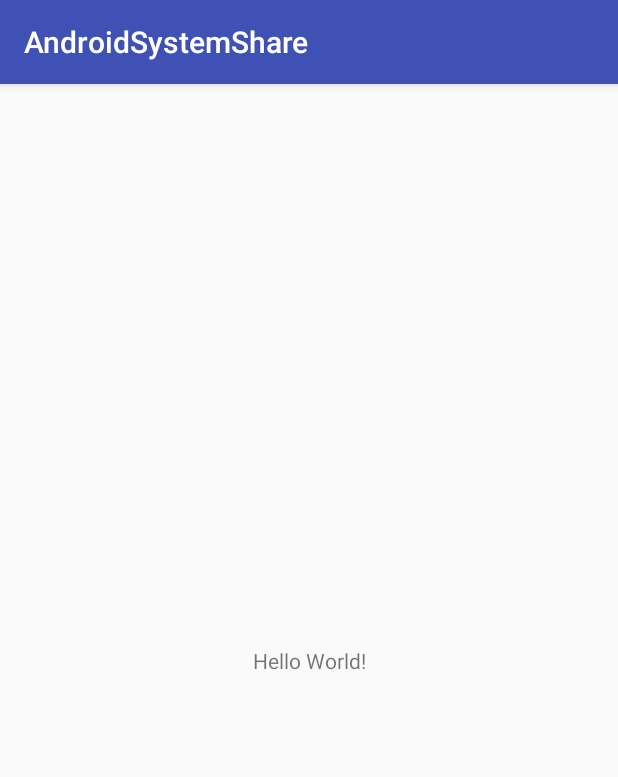
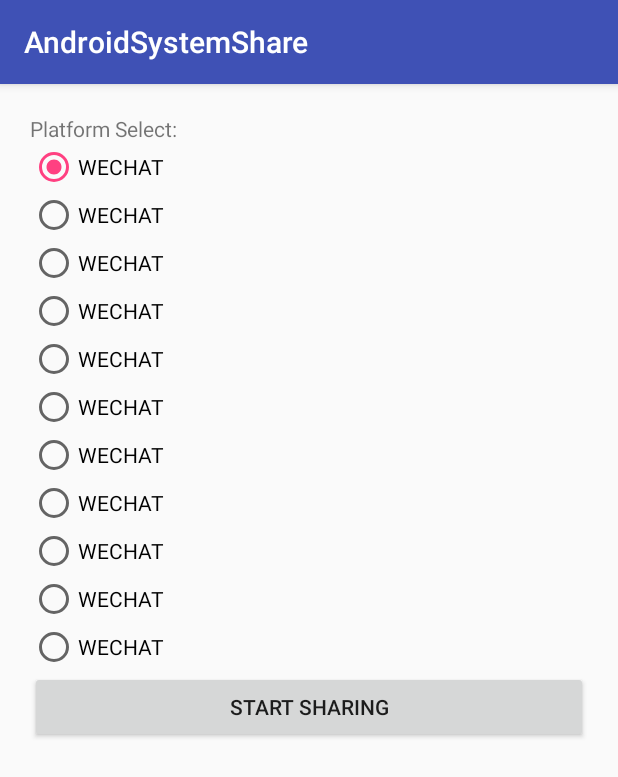
Before and after one commit to AlexLiuSheng/AndroidSystemShare, an Android app: the screen it shows after launch (MainActivity), on a phone screen of 412 x 824 dp. Shown: the top 777 px of the screen. Run offline under Robolectric (Android 15) with nearby library versions, the phone set to English and light mode, and no system bars.

```diff
--- a/androidsharelib/src/main/java/com/allenliu/androidsharelib/AndroidShare.java
+++ b/androidsharelib/src/main/java/com/allenliu/androidsharelib/AndroidShare.java
@@ -61,6 +61,8 @@ public class AndroidShare {
         shareIntent.addCategory(Intent.CATEGORY_DEFAULT);
         switch (platform) {
             case AndroidSharePlatform.FACEBOOK:
+                //com.facebook.composer.activity.ComposerActivity
+                //com.facebook.composer.shareintent.ImplicitShareIntentHandlerDefaultAlias
                 comp = new ComponentName("com.facebook.katana", "com.facebook.composer.shareintent.ImplicitShareIntentHandlerDefaultAlias");
                 break;
             case AndroidSharePlatform.GMAIL:
--- a/app/build.gradle
+++ b/app/build.gradle
@@ -1,12 +1,12 @@
 apply plugin: 'com.android.application'
 
 android {
-    compileSdkVersion 26
-    buildToolsVersion "26.0.1"
+    compileSdkVersion 27
+    buildToolsVersion "27.0.0"
     defaultConfig {
         applicationId "com.allenliu.androidsystemshare"
         minSdkVersion 15
-        targetSdkVersion 26
+        targetSdkVersion 25
         versionCode 1
         versionName "1.0"
         testInstrumentationRunner "android.support.test.runner.AndroidJUnitRunner"
@@ -21,11 +21,8 @@ android {
 
 dependencies {
     compile fileTree(include: ['*.jar'], dir: 'libs')
-    androidTestCompile('com.android.support.test.espresso:espresso-core:2.2.2', {
-        exclude group: 'com.android.support', module: 'support-annotations'
-    })
-    compile 'com.android.support:appcompat-v7:26.+'
+    compile 'com.android.support:appcompat-v7:27.0.1'
     compile 'com.android.support.constraint:constraint-layout:1.0.2'
-    testCompile 'junit:junit:4.12'
     compile project(':androidsharelib')
+
 }
--- a/app/src/main/java/com/allenliu/androidsystemshare/MainActivity.java
+++ b/app/src/main/java/com/allenliu/androidsystemshare/MainActivity.java
@@ -17,16 +17,22 @@ public class MainActivity extends AppCompatActivity {
         super.onCreate(savedInstanceState);
         setContentView(R.layout.activity_main);
         ArrayList<Uri> imageUris = new ArrayList<>();
-//        for (int i = 0; i < 1; i++) {
-        imageUris.add(Uri.fromFile(new File("/storage/emulated/0/sina/weibo/weibo/img-43409e54deb4bef7a89d9f6f8fd98262.jpg")));
+        for (int i = 0; i < 1; i++) {
+//            if(i==0)
+            imageUris.add(Uri.fromFile(new File("/storage/emulated/0/sina/weibo/weibo/img-43409e54deb4bef7a89d9f6f8fd98262.jpg")));
+//            else
+//            imageUris.add(Uri.fromFile(new File("/storage/emulated/0/sina/weibo/weibo/img-2.jpg")));
+
 //        imageUris.add(Uri.fromFile(new File("/storage/emulated/0/Tencent/QQ_Images/-525b995ca35ecc2c.jpg")));
-//        }
+        }
         AndroidShare share = new AndroidShare
                 .Builder(this)
-                .setPlatform(AndroidSharePlatform.SYSTEMSHARE)
-//                .setImageUris(imageUris)
+                .setPlatform(AndroidSharePlatform.GMAIL)
+                .setImageUris(imageUris)
                 .setContent("test")
+                .setTitle("title")
                 .build();
         share.share();
+
     }
 }
--- a/app/src/main/res/layout/activity_main.xml
+++ b/app/src/main/res/layout/activity_main.xml
@@ -1,18 +1,84 @@
 <?xml version="1.0" encoding="utf-8"?>
-<android.support.constraint.ConstraintLayout xmlns:android="http://schemas.android.com/apk/res/android"
+<LinearLayout xmlns:android="http://schemas.android.com/apk/res/android"
     xmlns:app="http://schemas.android.com/apk/res-auto"
     xmlns:tools="http://schemas.android.com/tools"
     android:layout_width="match_parent"
     android:layout_height="match_parent"
+    android:orientation="vertical"
+    android:padding="20dp"
     tools:context="com.allenliu.androidsystemshare.MainActivity">
 
     <TextView
         android:layout_width="wrap_content"
         android:layout_height="wrap_content"
-        android:text="Hello World!"
-        app:layout_constraintBottom_toBottomOf="parent"
-        app:layout_constraintLeft_toLeftOf="parent"
-        app:layout_constraintRight_toRightOf="parent"
-        app:layout_constraintTop_toTopOf="parent" />
+        android:text="Platform Select:" />
 
-</android.support.constraint.ConstraintLayout>
+    <RadioGroup
+        android:id="@+id/radioGroup"
+
+        android:layout_width="match_parent"
+        android:layout_height="wrap_content">
+
+        <RadioButton
+            android:layout_width="wrap_content"
+            android:layout_height="wrap_content"
+            android:checked="true"
+            android:text="WECHAT" />
+
+        <RadioButton
+            android:layout_width="wrap_content"
+            android:layout_height="wrap_content"
+            android:text="WECHAT" />
+
+        <RadioButton
+            android:layout_width="wrap_content"
+            android:layout_height="wrap_content"
+            android:text="WECHAT" />
+
+        <RadioButton
+            android:layout_width="wrap_content"
+            android:layout_height="wrap_content"
+            android:text="WECHAT" />
+
+        <RadioButton
+            android:layout_width="wrap_content"
+            android:layout_height="wrap_content"
+            android:text="WECHAT" />
+
+        <RadioButton
+            android:layout_width="wrap_content"
+            android:layout_height="wrap_content"
+            android:text="WECHAT" />
+
+        <RadioButton
+            android:layout_width="wrap_content"
+            android:layout_height="wrap_content"
+            android:text="WECHAT" />
+
+        <RadioButton
+            android:layout_width="wrap_content"
+            android:layout_height="wrap_content"
+            android:text="WECHAT" />
+
+        <RadioButton
+            android:layout_width="wrap_content"
+            android:layout_height="wrap_content"
+            android:text="WECHAT" />
+
+        <RadioButton
+            android:layout_width="wrap_content"
+            android:layout_height="wrap_content"
+            android:text="WECHAT" />
+
+        <RadioButton
+            android:layout_width="wrap_content"
+            android:layout_height="wrap_content"
+            android:text="WECHAT" />
+    </RadioGroup>
+
+    <Button
+        android:id="@+id/btnShare"
+        android:layout_width="match_parent"
+        android:layout_height="wrap_content"
+        android:text="Start Sharing" />
+</LinearLayout>
--- a/build.gradle
+++ b/build.gradle
@@ -3,6 +3,10 @@
 buildscript {
     repositories {
         jcenter()
+        maven {
+            url 'https://maven.google.com/'
+            name 'Google'
+        }
     }
     dependencies {
         classpath 'com.android.tools.build:gradle:2.3.2'
@@ -15,6 +19,10 @@ buildscript {
 allprojects {
     repositories {
         jcenter()
+        maven {
+            url 'https://maven.google.com/'
+            name 'Google'
+        }
     }
 }
 
```
Also changed, not shown: 1 other file.
